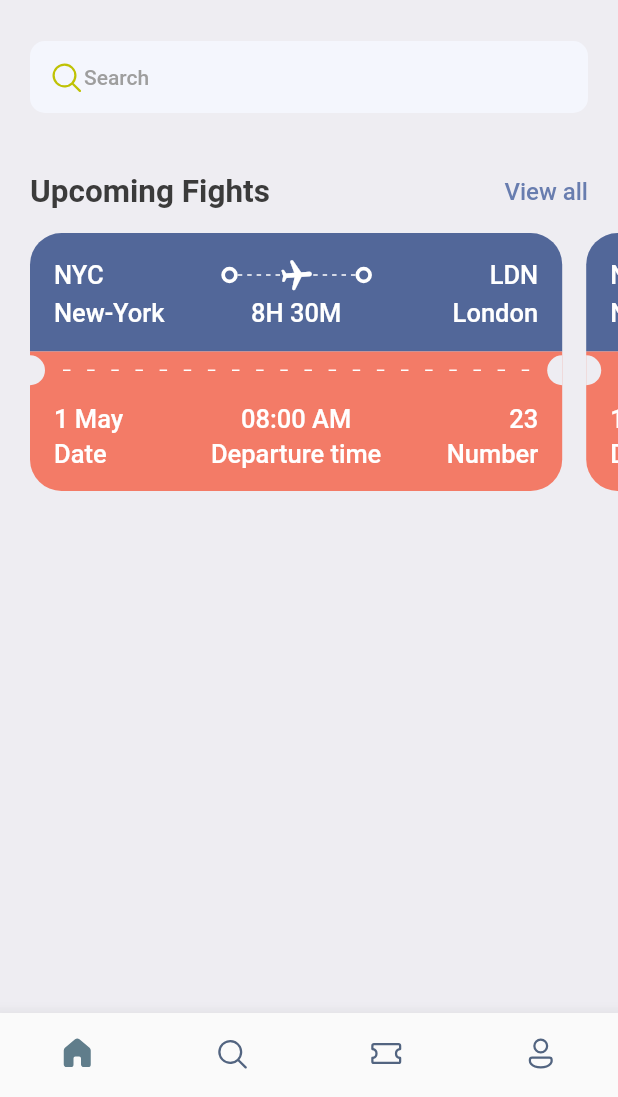
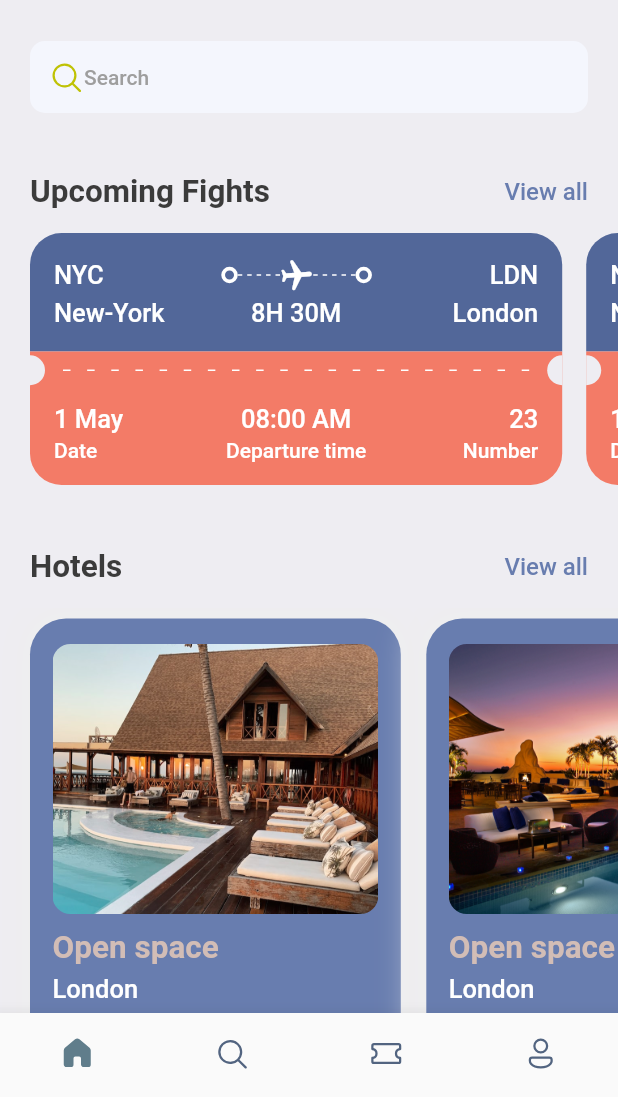
Before and after one commit to ChathuraHettiarachchi/Flutter-Ticket-Booking, a Flutter app: the screen it shows after launch, on a phone screen of 412 x 824 dp, the part 139-1236 px from its top. Run offline on Flutter 3.47's test engine with Material 2 defaults, Android fonts, the phone set to English and light mode, and no system bars; our stand-ins replace fluentui_icons, gap.

Commit message:
Hotels scroll view

```diff
--- a/lib/screens/home_screen.dart
+++ b/lib/screens/home_screen.dart
@@ -1,6 +1,7 @@
 import 'package:fluentui_icons/fluentui_icons.dart';
 import 'package:flutter/cupertino.dart';
 import 'package:flutter/material.dart';
+import 'package:flutter_ticket_booking/screens/hotel_item.dart';
 import 'package:flutter_ticket_booking/screens/ticket_item.dart';
 import 'package:flutter_ticket_booking/utils/app_styles.dart';
 import 'package:gap/gap.dart';
@@ -105,7 +106,43 @@ class HomeScreen extends StatelessWidget {
                 TicketItem(),
               ],
             ),
-          )
+          ),
+          const Gap(10),
+          Container(
+            padding: const EdgeInsets.symmetric(horizontal: 20),
+            child: Row(
+              mainAxisAlignment: MainAxisAlignment.spaceBetween,
+              children: [
+                Text(
+                  'Hotels',
+                  style: Styles.headLineStyle2,
+                ),
+                InkWell(
+                  onTap: () {
+                    print('Tapped!');
+                  },
+                  child: Text(
+                    'View all',
+                    style:
+                        Styles.textStyle.copyWith(color: Styles.primaryColor),
+                  ),
+                )
+              ],
+            ),
+          ),
+          const Gap(15),
+          const SingleChildScrollView(
+            scrollDirection: Axis.horizontal,
+            padding: EdgeInsets.only(left: 20),
+            child: Row(
+              children: [
+                HotelItem(image: 'assets/images/img1.jpeg'),
+                HotelItem(image: 'assets/images/img2.jpeg'),
+                HotelItem(image: 'assets/images/img3.jpeg'),
+                HotelItem(image: 'assets/images/img4.jpeg'),
+              ],
+            ),
+          ),
         ],
       ),
     );
--- /dev/null
+++ b/lib/screens/hotel_item.dart
@@ -0,0 +1,55 @@
+import 'package:flutter/material.dart';
+import 'package:flutter_ticket_booking/utils/app_layout.dart';
+import 'package:gap/gap.dart';
+
+import '../utils/app_styles.dart';
+
+class HotelItem extends StatelessWidget {
+  const HotelItem({super.key, required this.image});
+
+  final String image;
+
+  @override
+  Widget build(BuildContext context) {
+    final size = AppLayout.getSize(context);
+    return Container(
+      padding: const EdgeInsets.symmetric(horizontal: 15, vertical: 17),
+      margin: const EdgeInsets.only(top: 7, right: 17),
+      width: size.width * 0.6,
+      height: 358,
+      decoration: BoxDecoration(boxShadow: [
+        BoxShadow(color: Colors.grey.shade200, blurRadius: 20, spreadRadius: 5),
+      ], color: Styles.primaryColor, borderRadius: BorderRadius.circular(24)),
+      child: Column(
+        crossAxisAlignment: CrossAxisAlignment.start,
+        children: [
+          Container(
+            height: 180,
+            decoration: BoxDecoration(
+                borderRadius: BorderRadius.circular(12),
+                color: Styles.primaryColor,
+                image: DecorationImage(
+                  fit: BoxFit.cover,
+                  image: AssetImage(image),
+                )),
+          ),
+          const Gap(10),
+          Text(
+            'Open space',
+            style: Styles.headLineStyle2.copyWith(color: Styles.kakiColor),
+          ),
+          const Gap(5),
+          Text(
+            'London',
+            style: Styles.headLineStyle3.copyWith(color: Colors.white),
+          ),
+          const Gap(8),
+          Text(
+            '\$40/night',
+            style: Styles.headLineStyle1.copyWith(color: Colors.white),
+          ),
+        ],
+      ),
+    );
+  }
+}
--- a/lib/screens/ticket_item.dart
+++ b/lib/screens/ticket_item.dart
@@ -230,21 +230,21 @@ class TicketItem extends StatelessWidget {
                         width: 100,
                         child: Text(
                           'Date',
-                          style: Styles.headLineStyle3
+                          style: Styles.headLineStyle4
                               .copyWith(color: Colors.white),
                         ),
                       ),
                       Text(
                         'Departure time',
                         style:
-                            Styles.headLineStyle3.copyWith(color: Colors.white),
+                            Styles.headLineStyle4.copyWith(color: Colors.white),
                       ),
                       SizedBox(
                         width: 100,
                         child: Text(
                           'Number',
                           textAlign: TextAlign.end,
-                          style: Styles.headLineStyle3
+                          style: Styles.headLineStyle4
                               .copyWith(color: Colors.white),
                         ),
                       )
--- a/lib/utils/app_styles.dart
+++ b/lib/utils/app_styles.dart
@@ -7,6 +7,7 @@ class Styles {
   static Color textColor = const Color(0xFF3b3b3b);
   static Color bgColor = const Color(0xFFeeedf2);
   static Color orangeColor = const Color(0xFFF37B67);
+  static Color kakiColor = const Color(0xFFd2bdb6);
 
   static TextStyle textStyle =
       TextStyle(fontSize: 16, color: textColor, fontWeight: FontWeight.w500);
```
Also changed, not shown: assets/images/img1.jpeg (added), assets/images/img2.jpeg (added), assets/images/img3.jpeg (added), assets/images/img4.jpeg (added).
